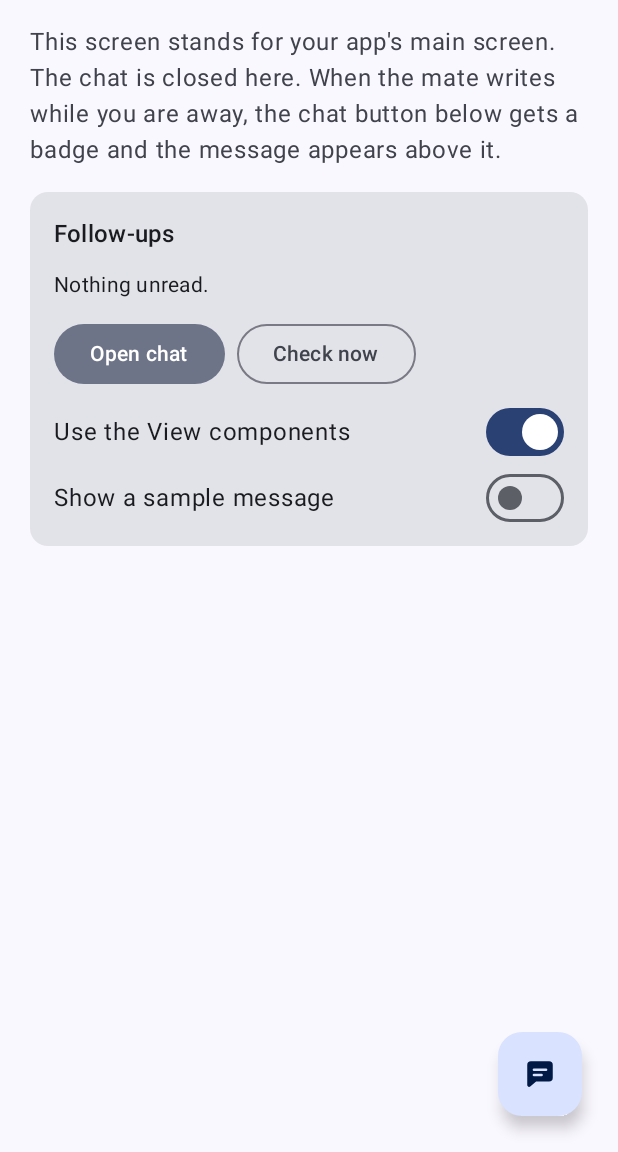
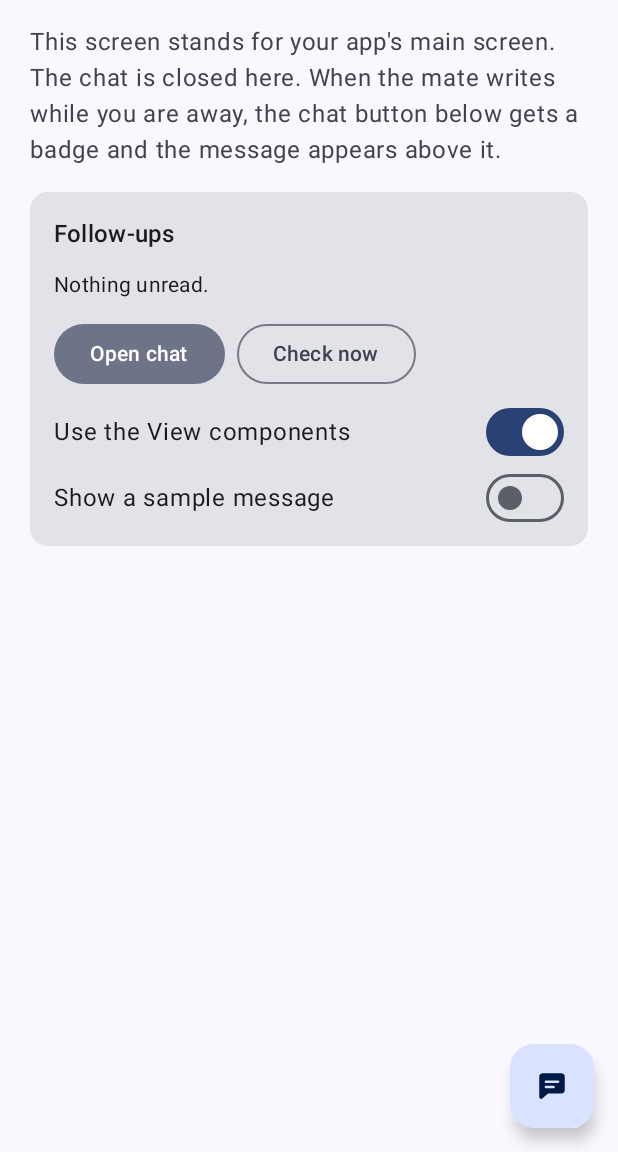
Before and after one commit to serebano/busymate-ai-sdk-android, an Android app built with Jetpack Compose: the screen it shows after launch (HomeActivity), after a tap on "Use the View components", on a phone screen of 412 x 824 dp, the part 84-1236 px from its top. Run offline under Robolectric (Android 15) with nearby library versions, the phone set to English and light mode, and no system bars; pictures from the network do not load.

Commit message:
Fable 5.2 · View launcher button: 56dp like Compose, same insets in both variants
The View button carried 8dp of inner padding for its badge and shadow, so it sat
further in and higher than the Compose one (farm Pixel 4 XL proof). It now
measures the button's own 56dp and turns off clipChildren on its parent for the
4dp badge overhang, as Material's BadgeUtils does.

Co-Authored-By: Claude Fable 5.2 <noreply@anthropic.com>
Claude-Session: https://claude.ai/code/session_017vDtXdNG6dU2NmzhFdgXyr

```diff
--- a/sdk/src/main/java/ai/busymate/followups/view/BusymateLauncherButton.kt
+++ b/sdk/src/main/java/ai/busymate/followups/view/BusymateLauncherButton.kt
@@ -16,6 +16,7 @@ import android.util.AttributeSet
 import android.util.TypedValue
 import android.view.Gravity
 import android.view.View
+import android.view.ViewGroup
 import android.view.ViewOutlineProvider
 import android.view.animation.OvershootInterpolator
 import android.widget.Button
@@ -52,8 +53,8 @@ class BusymateLauncherButton @JvmOverloads constructor(
         set(value) { field = value; paint() }
 
     init {
-        val inset = dp(8f)
-        setPadding(inset, inset, inset, inset)
+        // Exactly the button's 56dp, like the Compose component, so both sit on the same insets. The badge
+        // and the shadow draw a little outside; see onAttachedToWindow.
         clipToPadding = false
         clipChildren = false
         isClickable = true
@@ -111,6 +112,8 @@ class BusymateLauncherButton @JvmOverloads constructor(
 
     override fun onAttachedToWindow() {
         super.onAttachedToWindow()
+        // The badge overhangs the corner, so the parent must not clip it (what Material's BadgeUtils does too).
+        (parent as? ViewGroup)?.let { it.clipChildren = false; it.clipToPadding = false }
         if (!isInEditMode) Busymate.addOnUnreadListener(listener)
     }
 
```
Also changed, not shown: 2 other files.
